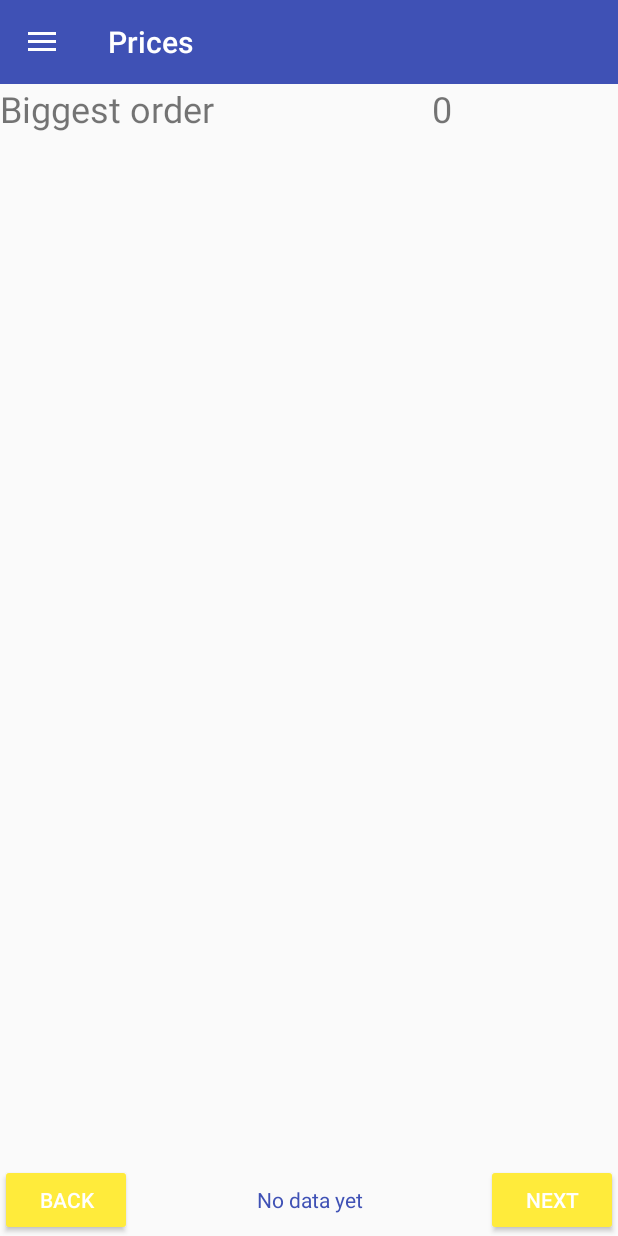
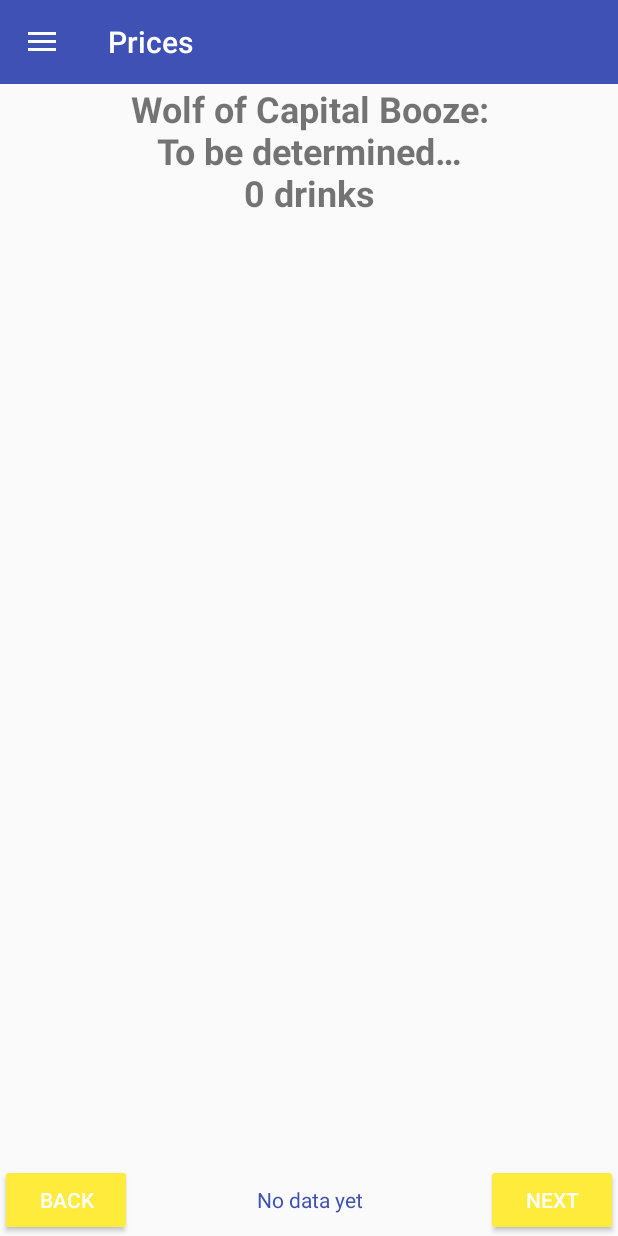
Before and after one commit to gartangh/CapitalBooze, an Android app: the screen it shows after launch (MainActivity), after a tap on "NEXT", on a phone screen of 412 x 824 dp. Run offline under Robolectric (Android 15) with nearby library versions, the phone set to English and light mode, and no system bars; our stand-ins replace Firebase (no records; nobody signed in at launch, a user with empty details on screens opened directly); libraries missing offline, so code that uses them is left out: com.firebase.client; 13 statements that could not run were skipped.

Commit message:
Layout improvements

```diff
--- a/app/src/main/java/com/tanghe/garben/capitalbooze/MainActivity.java
+++ b/app/src/main/java/com/tanghe/garben/capitalbooze/MainActivity.java
@@ -314,6 +314,7 @@ public class MainActivity extends AppCompatActivity implements
                     }
                 });
 
+                // TODO: reduce internet use
                 // Admin only
                 //if (accountType == 2) {
                     ref2.child("Drinks").child(dataSnapshotDrink.child("name").getValue().toString()).child("countCurrent").addValueEventListener(new ValueEventListener() {
@@ -514,6 +515,7 @@ public class MainActivity extends AppCompatActivity implements
             }
         });
 
+        // TODO: reduce internet use
         // Admin only
         //if (accountType == 2) {
             ref2.child("countTotalCurrent").addValueEventListener(new ValueEventListener() {
@@ -676,8 +678,16 @@ public class MainActivity extends AppCompatActivity implements
                 @Override
                 public void onDataChange(DataSnapshot dataSnapshot) {
                     OrderFragment.maxOrder = (long) dataSnapshot.getValue();
-                    if (PricesFragment.mMaxOrder != null) {
-                        PricesFragment.mMaxOrder.setText(String.format(Locale.getDefault(), "%1d", OrderFragment.maxOrder));
+                    if (PricesFragment.maxOrderName.equals("")) {
+                        if (PricesFragment.mWolf != null) {
+                            PricesFragment.mWolf.setText(String.format(Locale.getDefault(), getString(R.string.wolf), getString(R.string.no_wolf), OrderFragment.maxOrder));
+                        }
+                    }
+                    else {
+                        if (PricesFragment.mWolf != null) {
+                            PricesFragment.mWolf.setText(String.format(Locale.getDefault(), getString(R.string.wolf), PricesFragment.maxOrderName, OrderFragment.maxOrder));
+                        }
+                    }
 
                     // Adjust time in mPricesUpdated
                     PricesFragment.updated = new Date();
@@ -686,6 +696,39 @@ public class MainActivity extends AppCompatActivity implements
                         PricesFragment.mUpdated.setText(getResources().getString(R.string.updated, MainActivity.sdf.format(PricesFragment.updated)));
                         PricesFragment.mUpdated.setTextColor(ContextCompat.getColor(MainActivity.this, R.color.colorPrimary));
                     }
+                }
+
+                @Override
+                public void onCancelled(FirebaseError firebaseError) {
+
+                }
+            });
+            ref2.child("maxOrderName").addValueEventListener(new ValueEventListener() {
+                @Override
+                public void onDataChange(DataSnapshot dataSnapshot) {
+                    if (dataSnapshot.getValue() == null) {
+                        PricesFragment.maxOrderName = "";
+                    }
+                    else {
+                        PricesFragment.maxOrderName = (String) dataSnapshot.getValue();
+                    }
+                    if (PricesFragment.maxOrderName.equals("")) {
+                        if (PricesFragment.mWolf != null) {
+                            PricesFragment.mWolf.setText(String.format(Locale.getDefault(), getString(R.string.wolf), getString(R.string.no_wolf), OrderFragment.maxOrder));
+                        }
+                    }
+                    else {
+                        if (PricesFragment.mWolf != null) {
+                            PricesFragment.mWolf.setText(String.format(Locale.getDefault(), getString(R.string.wolf), PricesFragment.maxOrderName, OrderFragment.maxOrder));
+                        }
+                    }
+
+                    // Adjust time in mPricesUpdated
+                    PricesFragment.updated = new Date();
+                    PricesFragment.seen = false;
+                    if (PricesFragment.mUpdated != null) {
+                        PricesFragment.mUpdated.setText(getResources().getString(R.string.updated, MainActivity.sdf.format(PricesFragment.updated)));
+                        PricesFragment.mUpdated.setTextColor(ContextCompat.getColor(MainActivity.this, R.color.colorPrimary));
                     }
                 }
 
--- a/app/src/main/java/com/tanghe/garben/capitalbooze/OrderFragment.java
+++ b/app/src/main/java/com/tanghe/garben/capitalbooze/OrderFragment.java
@@ -10,6 +10,8 @@ import android.view.ViewGroup;
 import android.widget.Button;
 import android.widget.LinearLayout;
 import android.widget.TextView;
+import android.widget.Toast;
+
 import java.util.Locale;
 
 /**
@@ -107,6 +109,7 @@ public class OrderFragment extends Fragment {
                     totalCountLast = totalCount;
                     if (totalCount > maxOrder) {
                         MainActivity.ref2.child("maxOrder").setValue(totalCount);
+                        Toast.makeText(getContext(), getResources().getString(R.string.new_wolf), Toast.LENGTH_LONG).show();
                     }
                     totalCount = 0;
 
--- a/app/src/main/java/com/tanghe/garben/capitalbooze/PricesFragment.java
+++ b/app/src/main/java/com/tanghe/garben/capitalbooze/PricesFragment.java
@@ -27,8 +27,9 @@ public class PricesFragment extends Fragment {
 
     static boolean seen = false;
     static Date updated;
+    static String maxOrderName = "";
 
-    static TextView mMaxOrder;
+    static TextView mWolf;
     private LinearLayout verticalLayoutPrices;
     static TextView mUpdated;
 
@@ -41,8 +42,13 @@ public class PricesFragment extends Fragment {
         // Inflate the layout for this fragment
         final View view = inflater.inflate(R.layout.fragment_prices, container, false);
 
-        mMaxOrder = (TextView) view.findViewById(R.id.mMaxOrder);
-        mMaxOrder.setText(String.format(Locale.getDefault(), "%1d", OrderFragment.maxOrder));
+        mWolf = (TextView) view.findViewById(R.id.mWolf);
+        if (maxOrderName.equals("")) {
+            mWolf.setText(String.format(Locale.getDefault(), getResources().getString(R.string.wolf), getResources().getString(R.string.no_wolf), OrderFragment.maxOrder));
+        }
+        else {
+            mWolf.setText(String.format(Locale.getDefault(), getResources().getString(R.string.wolf), maxOrderName, OrderFragment.maxOrder));
+        }
 
         verticalLayoutPrices = (LinearLayout) view.findViewById(R.id.verticalLayoutPrices);
         for (DrinkUI i : DrinkUI.uidrinks) {
--- a/app/src/main/res/layout/fragment_admin_only.xml
+++ b/app/src/main/res/layout/fragment_admin_only.xml
@@ -18,7 +18,8 @@
         android:text="@string/start"
         android:id="@+id/mStart"
         android:background="@drawable/round_green"
-        android:textSize="32sp" />
+        android:textSize="32sp"
+        android:textColor="@android:color/primary_text_dark" />
 
     <RelativeLayout
         android:layout_width="match_parent"
@@ -32,7 +33,8 @@
         android:text="@string/crash"
         android:id="@+id/mCrash"
         android:background="@drawable/round_red"
-        android:textSize="32sp" />
+        android:textSize="32sp"
+        android:textColor="@android:color/primary_text_dark" />
 
     <RelativeLayout
         android:layout_width="match_parent"
--- a/app/src/main/res/layout/fragment_log_in.xml
+++ b/app/src/main/res/layout/fragment_log_in.xml
@@ -11,13 +11,14 @@
         android:id="@+id/mStatus"
         android:layout_height="wrap_content"
         android:layout_width="wrap_content"
-        android:text="@string/logged_out" />
+        android:text="@string/logged_out"
+        android:textSize="20sp" />
 
     <TextView
         android:id="@+id/mDetail"
         android:layout_height="wrap_content"
         android:layout_width="wrap_content"
-        tools:text="Firebase User ID: 123456789abc" />
+        android:textSize="16sp" />
 
     <LinearLayout
         android:id="@+id/mFields"
--- a/app/src/main/res/layout/fragment_prices.xml
+++ b/app/src/main/res/layout/fragment_prices.xml
@@ -6,25 +6,13 @@
     tools:context="com.tanghe.garben.capitalbooze.PricesFragment"
     android:id="@+id/LinearLayout">
 
-    <LinearLayout
+    <TextView
         android:layout_width="match_parent"
         android:layout_height="wrap_content"
-        android:orientation="horizontal">
-
-        <TextView
-            android:layout_width="0dp"
-            android:layout_height="wrap_content"
-            android:layout_weight="0.7"
-            android:text="@string/biggest_order"
-            android:textSize="24sp" />
-
-        <TextView
-            android:layout_width="0dp"
-            android:layout_height="wrap_content"
-            android:layout_weight="0.3"
-            android:id="@+id/mMaxOrder"
-            android:textSize="24sp" />
-    </LinearLayout>
+        android:id="@+id/mWolf"
+        android:textSize="24sp"
+        android:textAlignment="center"
+        android:textStyle="bold" />
 
     <ScrollView
         android:layout_width="match_parent"
--- a/app/src/main/res/values/strings.xml
+++ b/app/src/main/res/values/strings.xml
@@ -32,12 +32,13 @@
     <!-- fragment_prices-->
     <string name="updated">Updated at %s</string>
     <string name="no_data_yet">No data yet</string>
-    <string name="biggest_order">Biggest order</string>
+    <string name="wolf">Wolf of Capital Booze:\n%1$s\n%2$d drinks</string>
+    <string name="no_wolf">To be determined…</string>
 
     <!-- fragment_log_in-->
     <string name="logged_out">Logged out</string>
     <string name="loading">Loading…</string>
-    <string name="firebase_status_fmt">User ID: %s</string>
+    <string name="firebase_status_fmt">ID: %s</string>
     <string name="get_custom_token">Get token</string>
     <string name="log_in">Log in</string>
     <string name="create_account">Create account</string>
@@ -45,7 +46,7 @@
     <string name="hint_email">Email</string>
     <string name="hint_password">Password</string>
     <string name="auth_failed">Authentication failed</string>
-    <string name="emailpassword_status_fmt">User email: %s</string>
+    <string name="emailpassword_status_fmt">Email: %s</string>
     <string name="emailpassword_title_text">Email and password</string>
 
     <!-- fragment_drink-->
@@ -60,10 +61,17 @@
     <string name="invalid_max_price">Max 60.00</string>
     <string name="invalid_max">Max greater than price</string>
     <string name="add">Add</string>
+    <string name="could_not_add_drink">Error: Could not add drink!\nSome of the qualifiers are wrong\nor the party has already begun</string>
 
     <!-- fragment_order-->
+    <string name="total_price">Total price</string>
+    <string name="total_squares">Total squares</string>
+    <string name="total_count">Total count</string>
+    <string name="order">Order</string>
+    <string name="new_wolf">New wolf of Capital Booze!</string>
+
+    <!-- fragment_counters-->
     <string name="total">Total</string>
-    <string name="order">Order</string>
 
     <!-- fragment_admin_only-->
     <string name="start">Start</string>
@@ -72,5 +80,6 @@
     <string name="crash">Crash</string>
     <string name="crash_executed">Crash executed!</string>
     <string name="crash_not_executed_error">Error: crash not executed!\nWait %d more minutes.</string>
+    <string name="party_already_started">Party Already started!</string>
 
 </resources>
```
Also changed, not shown: app/src/main/java/com/tanghe/garben/capitalbooze/AdminOnlyFragment.java (+6 -3 lines), app/src/main/java/com/tanghe/garben/capitalbooze/CountersFragment.java (+9 -9 lines), app/src/main/java/com/tanghe/garben/capitalbooze/DrinkFragment.java (+7 -2 lines), app/src/main/java/com/tanghe/garben/capitalbooze/DrinkUI.java (+17 -14 lines), app/src/main/res/layout/fragment_about.xml (+7 -5 lines), app/src/main/res/layout/fragment_counters.xml (+9 -6 lines), app/src/main/res/layout/fragment_order.xml (+9 -5 lines). Lines whose indentation alone changed are shown as unchanged.
